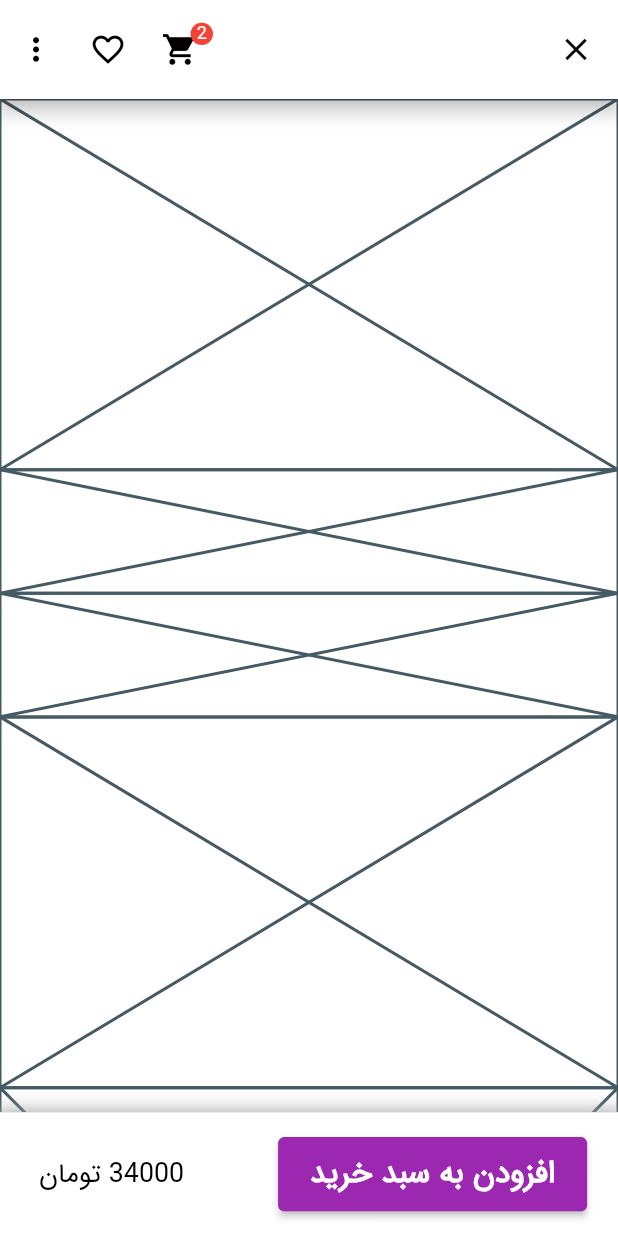
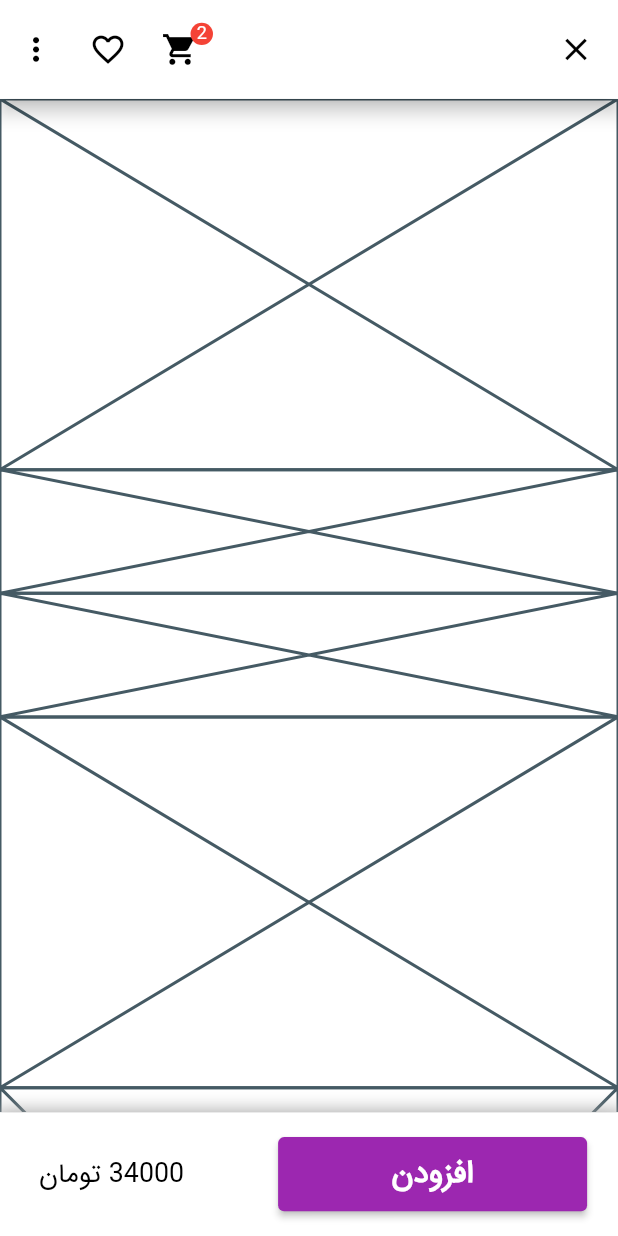
Before and after one commit to amirhossein-jahangiri/surena_store_application, a Flutter app: the ProductDetailsScreen screen opened by its route, on a phone screen of 412 x 824 dp. Run offline on Flutter 3.47's test engine with Material 2 defaults, Android fonts, the phone set to English and light mode, and no system bars; our stand-ins replace cached_network_image, carousel_slider, flutter_svg, shimmer, sizer; network calls fail.

Commit message:
adding 3 line of string constants for text widget buy button updated and add product id and product category name

```diff
--- a/lib/constants/app_constants.dart
+++ b/lib/constants/app_constants.dart
@@ -13,10 +13,12 @@ class AppConstants {
   static const String PRODUCT_OVERVIEW_SCREEN_APP_BAR_TITLE = 'جستجو در سورنا';
   static const String AMAZING_OFFER_TEXT = 'پیشنهاد های شگفت انگیز';
   static const String AMAZING_OFFER_SEE_ALL_PRODUCTS_TEXT = 'مشاهده همه';
-  static const String BEST_SELLING_PRODUCTS_TEXT = 'محصولات پر فروش';
+  static const String BEST_SELLING_PRODUCTS_TEXT = 'محصولات پرفروش';
 
   // todo constants for product details screen
-  static const String ADD_TO_SHOPPING_CART_BTN_TEXT = 'افزودن به سبد خرید';
+  static const String DISPLAY_PRODUCT_CODE_TITLE = 'کد: ';
+  static const String DISPLAY_PRODUCT_CATEGORY_NAME_TITLE = 'در دسته ';
+  static const String ADD_TO_SHOPPING_CART_BTN_TEXT = 'افزودن';
   static const String BACK_ICON_BTN_TOOLTIP = 'برگشت';
   static const String GO_TO_SHOPPING_CART_ICON_BTN_TOOLTIP = 'سبد خرید';
   static const String ADD_PRODUCT_TO_FAVORITE_LIST_ICON_BTN_TOOLTIP = 'اضافه به لیست علاقه مندی ها';
```
